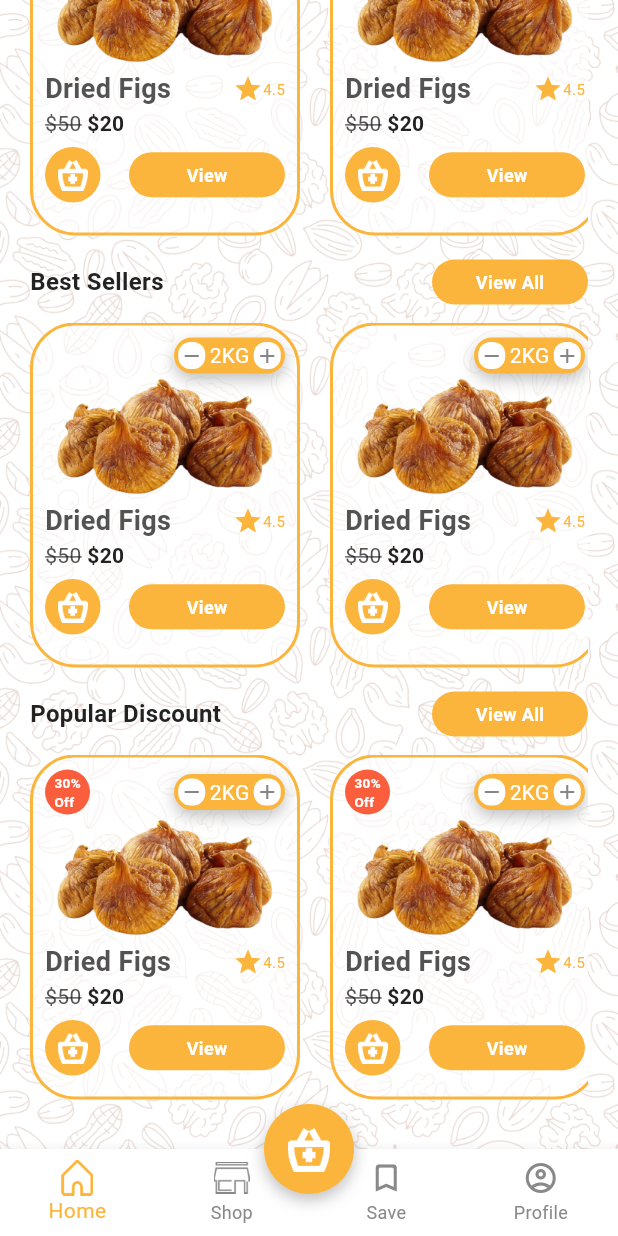
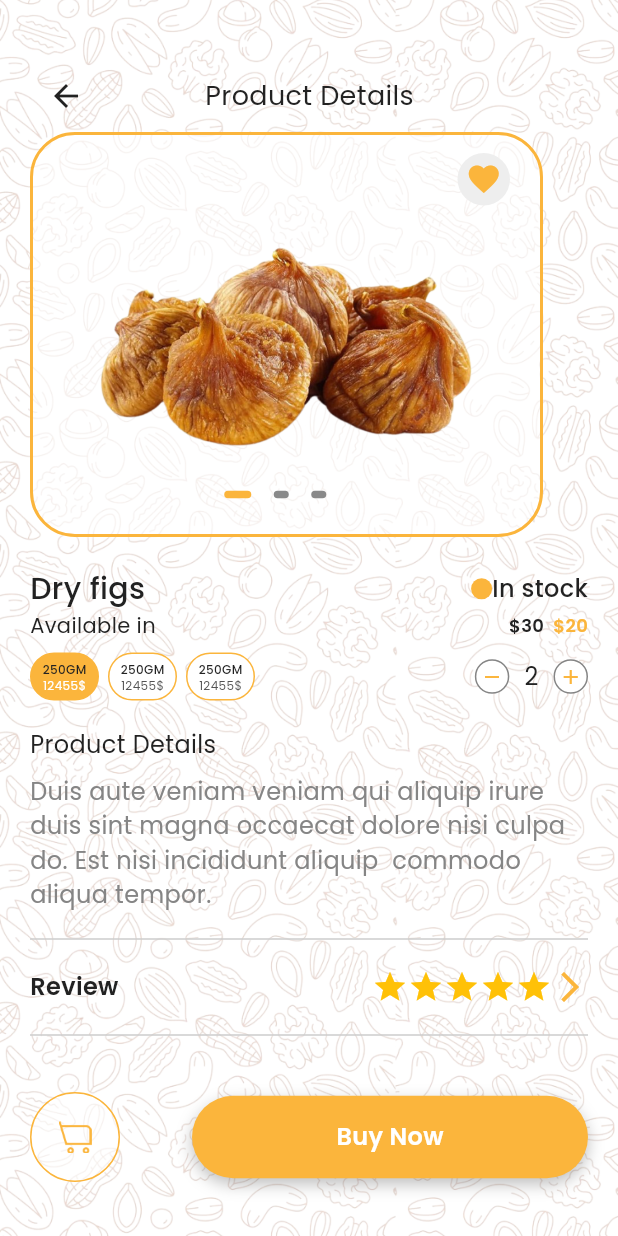
Before and after one commit to ba138/Rajasthan-Dry-Fruits, a Flutter app: the screen it shows after launch, scrolled down 576 dp, after a tap on "View", on a phone screen of 412 x 824 dp. Run offline on Flutter 3.47's test engine with Material 3 defaults, Android fonts, the phone set to English and light mode, and no system bars; drawn by our look-alikes of carousel_slider; our stand-ins replace google_fonts, percent_indicator; network calls fail.

Commit message:
changes to develop product detail screen

```diff
--- a/lib/res/components/cart_button.dart
+++ b/lib/res/components/cart_button.dart
@@ -21,9 +21,17 @@ class CartButton extends StatelessWidget {
         height: 30.0,
         width: 104.0,
         decoration: BoxDecoration(
-          borderRadius: BorderRadius.circular(30.0),
-          color: AppColor.primaryColor,
-        ),
+            borderRadius: BorderRadius.circular(30.0),
+            color: AppColor.primaryColor,
+            boxShadow: [
+              BoxShadow(
+                color: const Color.fromARGB(255, 0, 0, 0)
+                    .withOpacity(0.25), // Shadow color
+                blurRadius: 8.1, // Blur radius
+                spreadRadius: 0, // Spread radius
+                offset: const Offset(0, 4), // Offset
+              ),
+            ]),
         child: Center(
           child: Text(
             text,
--- a/lib/utils/routes/routes.dart
+++ b/lib/utils/routes/routes.dart
@@ -1,6 +1,7 @@
 import 'package:flutter/material.dart';
 import 'package:rjfruits/utils/routes/routes_name.dart';
 import 'package:rjfruits/view/HomeView/home_view.dart';
+import 'package:rjfruits/view/HomeView/product_detail_view.dart';
 import 'package:rjfruits/view/authView/forget_password_view.dart';
 import 'package:rjfruits/view/authView/login_view.dart';
 import 'package:rjfruits/view/dashBoard/dashboard.dart';
@@ -41,6 +42,10 @@ class Routes {
         return MaterialPageRoute(
           builder: (BuildContext context) => const ForgetPasswordScreen(),
         );
+      case RoutesName.productDetail:
+        return MaterialPageRoute(
+          builder: (BuildContext context) => const ProductDetailScreen(),
+        );
       default:
         return MaterialPageRoute(builder: (_) {
           return const Scaffold(
--- a/lib/utils/routes/routes_name.dart
+++ b/lib/utils/routes/routes_name.dart
@@ -9,4 +9,5 @@ class RoutesName {
   static const String dashboard = 'dashboard';
   static const String register = 'register_view';
   static const String forget = 'Forget_password_view';
+  static const String productDetail = 'product_detail_view';
 }
--- /dev/null
+++ b/lib/view/HomeView/product_detail_view.dart
@@ -0,0 +1,374 @@
+import 'package:flutter/material.dart';
+import 'package:google_fonts/google_fonts.dart';
+import 'package:rjfruits/res/components/colors.dart';
+import 'package:rjfruits/res/components/vertical_spacing.dart';
+import 'package:rjfruits/view/HomeView/widgets/image_slider.dart';
+import 'package:rjfruits/view/HomeView/widgets/weight_container.dart';
+
+class ProductDetailScreen extends StatefulWidget {
+  const ProductDetailScreen({super.key});
+
+  @override
+  State<ProductDetailScreen> createState() => _ProductDetailScreenState();
+}
+
+class _ProductDetailScreenState extends State<ProductDetailScreen> {
+  @override
+  Widget build(BuildContext context) {
+    return Scaffold(
+      body: Container(
+        height: MediaQuery.of(context).size.height,
+        width: MediaQuery.of(context).size.width,
+        decoration: const BoxDecoration(
+          color: AppColor.whiteColor,
+          image: DecorationImage(
+              image: AssetImage("images/bgimg.png"), fit: BoxFit.cover),
+        ),
+        child: Padding(
+          padding: const EdgeInsets.all(20),
+          child: Column(
+            crossAxisAlignment: CrossAxisAlignment.start,
+            children: [
+              const VerticalSpeacing(20),
+              Row(
+                children: [
+                  IconButton(
+                    onPressed: () {
+                      Navigator.pop(context);
+                    },
+                    icon: const Icon(
+                      Icons.arrow_back,
+                      color: AppColor.textColor1,
+                    ),
+                  ),
+                  SizedBox(
+                    width: MediaQuery.of(context).size.width / 6,
+                  ),
+                  Text(
+                    "Product Details",
+                    style: GoogleFonts.getFont(
+                      "Poppins",
+                      textStyle: const TextStyle(
+                        fontSize: 18,
+                        fontWeight: FontWeight.w400,
+                        color: AppColor.textColor1,
+                      ),
+                    ),
+                  ),
+                ],
+              ),
+              const ImageSlider(),
+              const VerticalSpeacing(20),
+              Row(
+                mainAxisAlignment: MainAxisAlignment.spaceBetween,
+                children: [
+                  Text(
+                    "Dry figs",
+                    style: GoogleFonts.getFont(
+                      "Poppins",
+                      textStyle: const TextStyle(
+                        fontSize: 20,
+                        fontWeight: FontWeight.w500,
+                        color: AppColor.textColor1,
+                      ),
+                    ),
+                  ),
+                  Row(
+                    children: [
+                      Container(
+                        height: 14,
+                        width: 14,
+                        decoration: const BoxDecoration(
+                            color: AppColor.primaryColor,
+                            shape: BoxShape.circle),
+                      ),
+                      Text(
+                        "In stock",
+                        style: GoogleFonts.getFont(
+                          "Poppins",
+                          textStyle: const TextStyle(
+                            fontSize: 16,
+                            fontWeight: FontWeight.w500,
+                            color: AppColor.textColor1,
+                          ),
+                        ),
+                      ),
+                    ],
+                  )
+                ],
+              ),
+              Row(
+                mainAxisAlignment: MainAxisAlignment.spaceBetween,
+                children: [
+                  Text(
+                    "Available in",
+                    style: GoogleFonts.getFont(
+                      "Poppins",
+                      textStyle: const TextStyle(
+                        fontSize: 14,
+                        fontWeight: FontWeight.w400,
+                        color: AppColor.textColor1,
+                      ),
+                    ),
+                  ),
+                  Row(
+                    children: [
+                      Text(
+                        "\$30",
+                        style: GoogleFonts.getFont(
+                          "Poppins",
+                          textStyle: const TextStyle(
+                            fontSize: 12,
+                            fontWeight: FontWeight.w600,
+                            color: AppColor.textColor1,
+                          ),
+                        ),
+                      ),
+                      const SizedBox(
+                        width: 6,
+                      ),
+                      Text(
+                        "\$20",
+                        style: GoogleFonts.getFont(
+                          "Poppins",
+                          textStyle: const TextStyle(
+                            fontSize: 12,
+                            fontWeight: FontWeight.w600,
+                            color: AppColor.primaryColor,
+                          ),
+                        ),
+                      ),
+                    ],
+                  )
+                ],
+              ),
+              const VerticalSpeacing(8),
+              Row(
+                mainAxisAlignment: MainAxisAlignment.spaceBetween,
+                children: [
+                  const Row(
+                    mainAxisAlignment: MainAxisAlignment.spaceBetween,
+                    children: [
+                      WeightContainer(
+                          conColor: AppColor.primaryColor,
+                          gmColor: AppColor.textColor1,
+                          numbColor: AppColor.whiteColor),
+                      SizedBox(
+                        width: 6,
+                      ),
+                      WeightContainer(
+                          conColor: AppColor.whiteColor,
+                          gmColor: AppColor.textColor1,
+                          numbColor: AppColor.cardTxColor),
+                      SizedBox(
+                        width: 6,
+                      ),
+                      WeightContainer(
+                        conColor: AppColor.whiteColor,
+                        gmColor: AppColor.textColor1,
+                        numbColor: AppColor.cardTxColor,
+                      ),
+                    ],
+                  ),
+                  Row(
+                    children: [
+                      Container(
+                        height: 23,
+                        width: 23,
+                        decoration: BoxDecoration(
+                          shape: BoxShape.circle,
+                          border: Border.all(color: AppColor.iconColor),
+                          color: AppColor.whiteColor,
+                        ),
+                        child: const Center(
+                          child: Icon(
+                            Icons.remove,
+                            size: 16,
+                            color: AppColor.primaryColor,
+                          ),
+                        ),
+                      ),
+                      const SizedBox(
+                        width: 10,
+                      ),
+                      Text(
+                        "2",
+                        style: GoogleFonts.getFont(
+                          "Poppins",
+                          textStyle: const TextStyle(
+                            fontSize: 16,
+                            fontWeight: FontWeight.w400,
+                            color: AppColor.textColor1,
+                          ),
+                        ),
+                      ),
+                      const SizedBox(
+                        width: 10,
+                      ),
+                      Container(
+                        height: 23,
+                        width: 23,
+                        decoration: BoxDecoration(
+                          shape: BoxShape.circle,
+                          border: Border.all(color: AppColor.iconColor),
+                          color: AppColor.whiteColor,
+                        ),
+                        child: const Center(
+                          child: Icon(
+                            Icons.add,
+                            size: 16,
+                            color: AppColor.primaryColor,
+                          ),
+                        ),
+                      ),
+                    ],
+                  ),
+                ],
+              ),
+              const VerticalSpeacing(18),
+              Text(
+                "Product Details",
+                style: GoogleFonts.getFont(
+                  "Poppins",
+                  textStyle: const TextStyle(
+                    fontSize: 16,
+                    fontWeight: FontWeight.w400,
+                    color: AppColor.textColor1,
+                  ),
+                ),
+              ),
+              const VerticalSpeacing(8),
+              Text(
+                "Duis aute veniam veniam qui aliquip irure duis sint magna occaecat dolore nisi culpa do. Est nisi incididunt aliquip  commodo aliqua tempor.",
+                style: GoogleFonts.getFont(
+                  "Poppins",
+                  textStyle: const TextStyle(
+                    fontSize: 16,
+                    fontWeight: FontWeight.w400,
+                    color: AppColor.iconColor,
+                  ),
+                ),
+              ),
+              const VerticalSpeacing(10),
+              const Divider(
+                color: AppColor.dividerColor,
+              ),
+              const VerticalSpeacing(12),
+              Row(
+                mainAxisAlignment: MainAxisAlignment.spaceBetween,
+                children: [
+                  Text(
+                    "Review",
+                    style: GoogleFonts.getFont(
+                      "Poppins",
+                      textStyle: const TextStyle(
+                        fontSize: 16,
+                        fontWeight: FontWeight.w600,
+                        color: AppColor.textColor1,
+                      ),
+                    ),
+                  ),
+                  const Row(
+                    children: [
+                      Icon(
+                        Icons.star,
+                        color: Colors.amber,
+                      ),
+                      Icon(
+                        Icons.star,
+                        color: Colors.amber,
+                      ),
+                      Icon(
+                        Icons.star,
+                        color: Colors.amber,
+                      ),
+                      Icon(
+                        Icons.star,
+                        color: Colors.amber,
+                      ),
+                      Icon(
+                        Icons.star,
+                        color: Colors.amber,
+                      ),
+                      Icon(
+                        Icons.arrow_forward_ios_outlined,
+                        color: AppColor.primaryColor,
+                      )
+                    ],
+                  )
+                ],
+              ),
+              const VerticalSpeacing(12),
+              const Divider(
+                color: AppColor.dividerColor,
+              ),
+              const VerticalSpeacing(30),
+              Row(
+                mainAxisAlignment: MainAxisAlignment.spaceBetween,
+                children: [
+                  Container(
+                    height: 60,
+                    width: 60,
+                    decoration: BoxDecoration(
+                      shape: BoxShape.circle,
+                      border: Border.all(
+                        color: AppColor.primaryColor,
+                      ),
+                      color: const Color.fromRGBO(
+                          255, 255, 255, 0.2), // Background color with opacity
+                      boxShadow: [
+                        BoxShadow(
+                          color: Colors.white.withOpacity(0.5), // Shadow color
+                          blurRadius: 2, // Blur radius
+                          spreadRadius: 0, // Spread radius
+                          offset: const Offset(0, 0), // Offset
+                        ),
+                      ],
+                    ),
+                    child: Center(
+                      child: Image.asset(
+                        "images/ds.png",
+                        height: 22,
+                        width: 22,
+                      ),
+                    ),
+                  ),
+                  InkWell(
+                    onTap: () {},
+                    child: Container(
+                      height: 55.0,
+                      width: 264.0,
+                      decoration: BoxDecoration(
+                          borderRadius: BorderRadius.circular(30.0),
+                          color: AppColor.primaryColor,
+                          boxShadow: [
+                            BoxShadow(
+                              color: const Color.fromARGB(255, 0, 0, 0)
+                                  .withOpacity(0.25), // Shadow color
+                              blurRadius: 8.1, // Blur radius
+                              spreadRadius: 0, // Spread radius
+                              offset: const Offset(0, 4), // Offset
+                            ),
+                          ]),
+                      child: Center(
+                        child: Text(
+                          "Buy Now",
+                          style: GoogleFonts.getFont(
+                            "Poppins",
+                            color: AppColor.whiteColor,
+                            fontSize: 16.0,
+                            fontWeight: FontWeight.w600,
+                          ),
+                        ),
+                      ),
+                    ),
+                  ),
+                ],
+              )
+            ],
+          ),
+        ),
+      ),
+    );
+  }
+}
--- a/lib/view/HomeView/widgets/homeCard.dart
+++ b/lib/view/HomeView/widgets/homeCard.dart
@@ -1,6 +1,7 @@
 import 'package:flutter/material.dart';
 import 'package:google_fonts/google_fonts.dart';
 import 'package:rjfruits/res/components/vertical_spacing.dart';
+import 'package:rjfruits/utils/routes/routes_name.dart';
 
 import '../../../res/components/cart_button.dart';
 import '../../../res/components/colors.dart';
@@ -206,9 +207,17 @@ class HomeCard extends StatelessWidget {
                   height: 37,
                   width: 37,
                   decoration: BoxDecoration(
-                    borderRadius: BorderRadius.circular(19),
-                    color: AppColor.primaryColor,
-                  ),
+                      borderRadius: BorderRadius.circular(19),
+                      color: AppColor.primaryColor,
+                      boxShadow: [
+                        BoxShadow(
+                          color: const Color.fromARGB(255, 0, 0, 0)
+                              .withOpacity(0.25), // Shadow color
+                          blurRadius: 8.1, // Blur radius
+                          spreadRadius: 0, // Spread radius
+                          offset: const Offset(0, 4), // Offset
+                        ),
+                      ]),
                   child: Center(
                     child: Padding(
                       padding: const EdgeInsets.all(8.0),
@@ -216,7 +225,11 @@ class HomeCard extends StatelessWidget {
                     ),
                   ),
                 ),
-                CartButton(onTap: () {}, text: 'View'),
+                CartButton(
+                    onTap: () {
+                      Navigator.pushNamed(context, RoutesName.productDetail);
+                    },
+                    text: 'View'),
               ],
             ),
           ],
--- /dev/null
+++ b/lib/view/HomeView/widgets/image_slider.dart
@@ -0,0 +1,116 @@
+import 'package:flutter/material.dart';
+import 'package:rjfruits/res/components/colors.dart';
+import 'package:rjfruits/res/components/vertical_spacing.dart';
+import 'package:carousel_slider/carousel_slider.dart';
+
+class ImageSlider extends StatefulWidget {
+  const ImageSlider({super.key});
+
+  @override
+  State<ImageSlider> createState() => _ImageSliderState();
+}
+
+class _ImageSliderState extends State<ImageSlider> {
+  List<String> imgList = [
+    "images/cartImg.png",
+    "images/cartImg.png",
+    "images/cartImg.png",
+  ];
+  int currentIndex = 0;
+  @override
+  Widget build(BuildContext context) {
+    return Container(
+      height: 270,
+      width: 342,
+      decoration: BoxDecoration(
+        borderRadius: BorderRadius.circular(30),
+        border: Border.all(color: AppColor.primaryColor, width: 2),
+        color: const Color.fromRGBO(
+            255, 255, 255, 0.2), // Background color with opacity
+        boxShadow: [
+          BoxShadow(
+            color: Colors.white.withOpacity(0.5), // Shadow color
+            blurRadius: 2, // Blur radius
+            spreadRadius: 0, // Spread radius
+            offset: const Offset(0, 0), // Offset
+          ),
+        ],
+      ),
+      child: Column(
+        children: [
+          const VerticalSpeacing(12),
+          Padding(
+            padding: const EdgeInsets.only(left: 20, right: 20),
+            child: Row(
+              mainAxisAlignment: MainAxisAlignment.end,
+              children: [
+                Container(
+                  height: 35,
+                  width: 35,
+                  decoration: const BoxDecoration(
+                    shape: BoxShape.circle,
+                    color: AppColor.boxColor, // Background color with opacity
+                  ),
+                  child: const Center(
+                    child: Icon(
+                      Icons.favorite,
+                      color: AppColor.primaryColor,
+                    ),
+                  ),
+                )
+              ],
+            ),
+          ),
+          CarouselSlider(
+            items: imgList
+                .map(
+                  (item) => Container(
+                    height: 150,
+                    width: 250,
+                    decoration: const BoxDecoration(
+                      image: DecorationImage(
+                        image: AssetImage("images/cartImg.png"),
+                      ),
+                    ),
+                  ),
+                )
+                .toList(),
+            options: CarouselOptions(
+                autoPlay: false,
+                enlargeCenterPage: true,
+                viewportFraction: 10,
+                onPageChanged: ((index, reason) {
+                  setState(() {
+                    currentIndex = index;
+                  });
+                })
+                // viewportFraction = 0.8,
+                ),
+          ),
+          Row(
+            mainAxisAlignment: MainAxisAlignment.center,
+            children: List.generate(imgList.length, (index) {
+              return Row(
+                children: [
+                  Container(
+                    height: 5,
+                    width: currentIndex == index ? 18 : 10,
+                    decoration: BoxDecoration(
+                      color: currentIndex == index
+                          ? AppColor.primaryColor
+                          : const Color(0xff898989),
+                      borderRadius: BorderRadius.circular(
+                        30,
+                      ),
+                    ),
+                  ),
+                  const SizedBox(width: 15),
+                ],
+              );
+            }),
+          ),
+        ],
+      ),
+    );
+  }
+}
--- /dev/null
+++ b/lib/view/HomeView/widgets/weight_container.dart
@@ -0,0 +1,62 @@
+import 'package:flutter/material.dart';
+import 'package:google_fonts/google_fonts.dart';
+import 'package:rjfruits/res/components/colors.dart';
+
+class WeightContainer extends StatefulWidget {
+  const WeightContainer(
+      {super.key,
+      required this.conColor,
+      required this.gmColor,
+      required this.numbColor});
+  final Color conColor;
+  final Color gmColor;
+  final Color numbColor;
+
+  @override
+  State<WeightContainer> createState() => _WeightContainerState();
+}
+
+class _WeightContainerState extends State<WeightContainer> {
+  @override
+  Widget build(BuildContext context) {
+    return Container(
+      height: 32,
+      width: 46,
+      decoration: BoxDecoration(
+        borderRadius: BorderRadius.circular(30),
+        color: widget.conColor,
+        border: Border.all(
+          color: AppColor.primaryColor,
+        ),
+      ),
+      child: Column(
+        mainAxisAlignment: MainAxisAlignment.center,
+        crossAxisAlignment: CrossAxisAlignment.center,
+        children: [
+          Text(
+            "250GM",
+            style: GoogleFonts.getFont(
+              "Poppins",
+              textStyle: TextStyle(
+                fontSize: 8,
+                fontWeight: FontWeight.w500,
+                color: widget.gmColor,
+              ),
+            ),
+          ),
+          Text(
+            "12455\$",
+            style: GoogleFonts.getFont(
+              "Poppins",
+              textStyle: TextStyle(
+                fontSize: 8,
+                fontWeight: FontWeight.w400,
+                color: widget.numbColor,
+              ),
+            ),
+          ),
+        ],
+      ),
+    );
+  }
+}
--- a/pubspec.yaml
+++ b/pubspec.yaml
@@ -37,6 +37,7 @@ dependencies:
   cupertino_icons: ^1.0.6
   google_fonts: ^6.2.1
   percent_indicator: ^4.2.3
+  carousel_slider: ^4.2.1
 
 dev_dependencies:
   flutter_test:
```
Also changed, not shown: images/ds.png (added), pubspec.lock.
